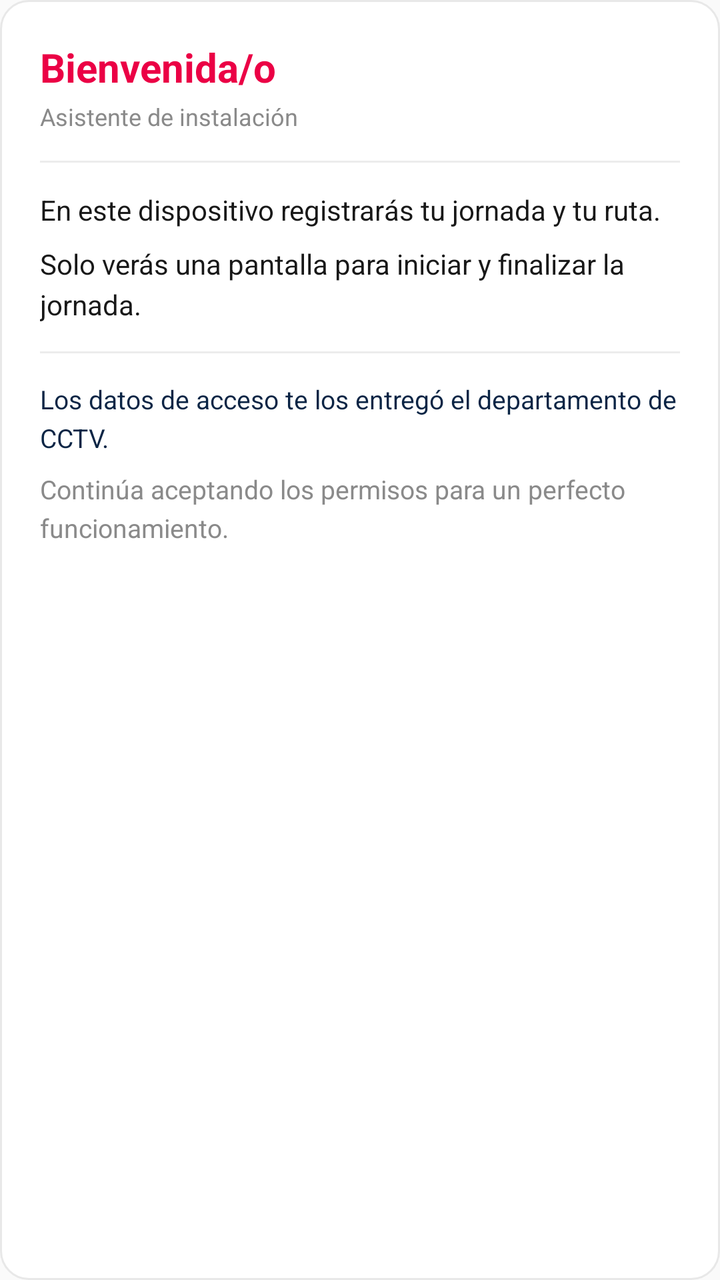
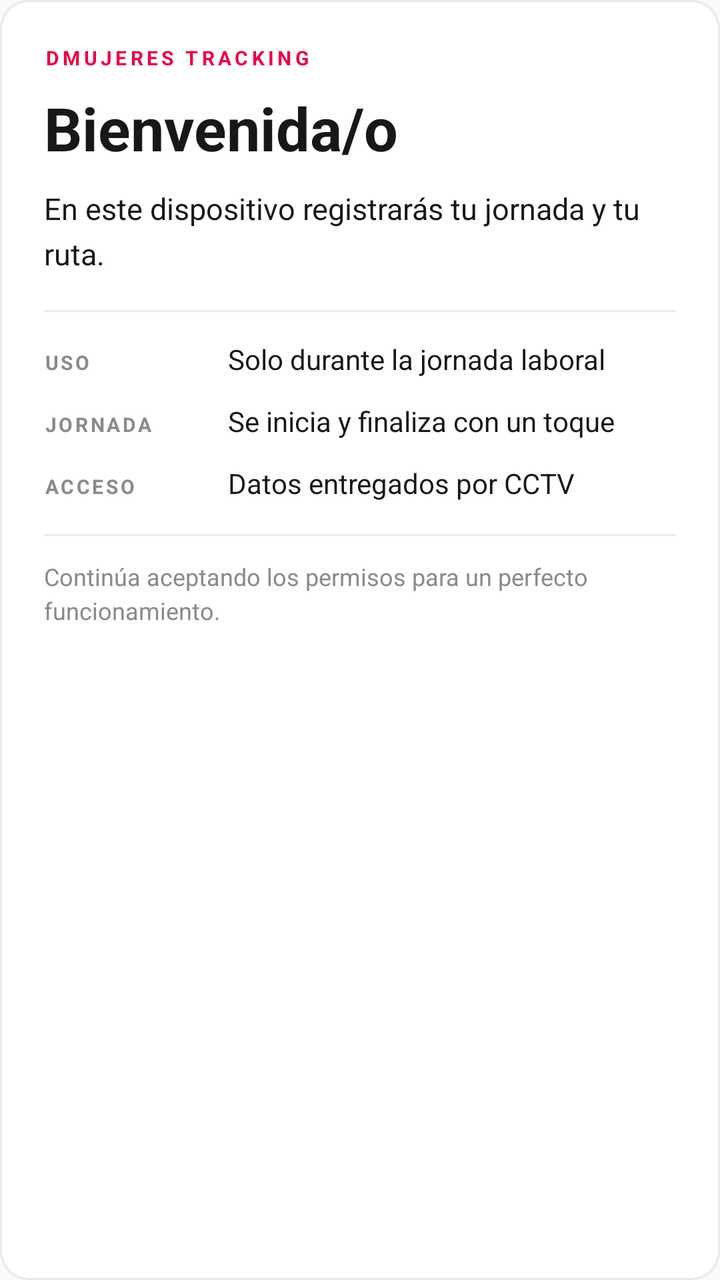

Two renders of the same Android screen: before a commit and after it. Below are the layout's source before the change and the commit's diff.
<!-- AndroidManifest.xml: application theme AppTheme -->
<!-- res/layout/onboarding_step_welcome.xml -->
<?xml version="1.0" encoding="utf-8"?>
<LinearLayout xmlns:android="http://schemas.android.com/apk/res/android"
    android:layout_width="match_parent"
    android:layout_height="wrap_content"
    android:background="@drawable/bg_card"
    android:orientation="vertical"
    android:padding="20dp">

    <TextView
        android:layout_width="wrap_content"
        android:layout_height="wrap_content"
        android:text="@string/welcome_title"
        android:textColor="@color/primary"
        android:textSize="20sp"
        android:textStyle="bold" />

    <TextView
        android:layout_width="wrap_content"
        android:layout_height="wrap_content"
        android:layout_marginTop="3dp"
        android:text="@string/welcome_subtitle"
        android:textColor="@color/muted"
        android:textSize="12sp" />

    <View
        android:layout_width="match_parent"
        android:layout_height="1dp"
        android:layout_marginTop="14dp"
        android:background="#ECECEC" />

    <TextView
        android:layout_width="match_parent"
        android:layout_height="wrap_content"
        android:layout_marginTop="14dp"
        android:lineSpacingExtra="4dp"
        android:text="@string/welcome_body"
        android:textColor="@color/ink"
        android:textSize="14sp" />

    <TextView
        android:layout_width="match_parent"
        android:layout_height="wrap_content"
        android:layout_marginTop="8dp"
        android:lineSpacingExtra="4dp"
        android:text="@string/welcome_body_pill"
        android:textColor="@color/ink"
        android:textSize="14sp" />

    <View
        android:layout_width="match_parent"
        android:layout_height="1dp"
        android:layout_marginTop="14dp"
        android:background="#ECECEC" />

    <TextView
        android:layout_width="match_parent"
        android:layout_height="wrap_content"
        android:layout_marginTop="14dp"
        android:lineSpacingExtra="4dp"
        android:text="@string/welcome_body_cctv"
        android:textColor="@color/navy"
        android:textSize="13sp" />

    <TextView
        android:layout_width="match_parent"
        android:layout_height="wrap_content"
        android:layout_marginTop="8dp"
        android:lineSpacingExtra="4dp"
        android:text="@string/welcome_body_perms"
        android:textColor="@color/muted"
        android:textSize="13sp" />

</LinearLayout>
<!-- resources referenced by this layout -->
<resources>
  <color name="ink">#181818</color>
  <color name="muted">#8A8A8A</color>
  <color name="navy">#0B2545</color>
  <color name="primary">#EB0045</color>
  <!-- drawable bg_card (drawable) -->
  <?xml version="1.0" encoding="utf-8"?>
  <shape xmlns:android="http://schemas.android.com/apk/res/android" android:shape="rectangle">
      <solid android:color="#FFFFFF" />
      <stroke android:width="1dp" android:color="#E8E8E8" />
      <corners android:radius="14dp" />
  </shape>
  <string name="welcome_body">En este dispositivo registrarás tu jornada y tu ruta.</string>
  <string name="welcome_body_cctv">Los datos de acceso te los entregó el departamento de CCTV.</string>
  <string name="welcome_body_perms">Continúa aceptando los permisos para un perfecto funcionamiento.</string>
  <string name="welcome_body_pill">Solo verás una pantalla para iniciar y finalizar la jornada.</string>
  <string name="welcome_subtitle">Asistente de instalación</string>
  <string name="welcome_title">Bienvenida/o</string>
  <style name="AppTheme" parent="Theme.AppCompat.Light.NoActionBar">
          <item name="colorPrimary">@color/primary</item>
          <item name="colorPrimaryDark">@color/primary_dark</item>
          <item name="colorAccent">@color/accent</item>
          <item name="android:windowOptOutEdgeToEdgeEnforcement">true</item>
      </style>
  <color name="primary_dark">#C4003B</color>
  <color name="accent">#FF1464</color>
</resources>

<!-- the commit's change to res/layout/onboarding_step_welcome.xml (unified diff, before → after) -->
@@ -4,70 +4,126 @@
     android:layout_height="wrap_content"
     android:background="@drawable/bg_card"
     android:orientation="vertical"
-    android:padding="20dp">
+    android:padding="22dp">
 
     <TextView
         android:layout_width="wrap_content"
         android:layout_height="wrap_content"
-        android:text="@string/welcome_title"
+        android:letterSpacing="0.18"
+        android:text="@string/welcome_overline"
         android:textColor="@color/primary"
-        android:textSize="20sp"
+        android:textSize="10sp"
         android:textStyle="bold" />
 
     <TextView
         android:layout_width="wrap_content"
         android:layout_height="wrap_content"
-        android:layout_marginTop="3dp"
-        android:text="@string/welcome_subtitle"
-        android:textColor="@color/muted"
-        android:textSize="12sp" />
+        android:layout_marginTop="8dp"
+        android:text="@string/welcome_title"
+        android:textColor="@color/ink"
+        android:textSize="30sp"
+        android:textStyle="bold" />
+
+    <TextView
+        android:layout_width="match_parent"
+        android:layout_height="wrap_content"
+        android:layout_marginTop="10dp"
+        android:lineSpacingExtra="5dp"
+        android:text="@string/welcome_body"
+        android:textColor="@color/ink"
+        android:textSize="15sp" />
 
     <View
         android:layout_width="match_parent"
         android:layout_height="1dp"
+        android:layout_marginTop="18dp"
+        android:background="#ECECEC" />
+
+    <LinearLayout
+        android:layout_width="match_parent"
+        android:layout_height="wrap_content"
         android:layout_marginTop="14dp"
+        android:orientation="horizontal">
+
+        <TextView
+            android:layout_width="92dp"
+            android:layout_height="wrap_content"
+            android:letterSpacing="0.12"
+            android:text="@string/welcome_use_label"
+            android:textColor="@color/muted"
+            android:textSize="10sp"
+            android:textStyle="bold" />
+
+        <TextView
+            android:layout_width="0dp"
+            android:layout_height="wrap_content"
+            android:layout_weight="1"
+            android:text="@string/welcome_use_value"
+            android:textColor="@color/ink"
+            android:textSize="14sp" />
+    </LinearLayout>
+
+    <LinearLayout
+        android:layout_width="match_parent"
+        android:layout_height="wrap_content"
+        android:layout_marginTop="12dp"
+        android:orientation="horizontal">
+
+        <TextView
+            android:layout_width="92dp"
+            android:layout_height="wrap_content"
+            android:letterSpacing="0.12"
+            android:text="@string/welcome_journey_label"
+            android:textColor="@color/muted"
+            android:textSize="10sp"
+            android:textStyle="bold" />
+
+        <TextView
+            android:layout_width="0dp"
+            android:layout_height="wrap_content"
+            android:layout_weight="1"
+            android:text="@string/welcome_journey_value"
+            android:textColor="@color/ink"
+            android:textSize="14sp" />
+    </LinearLayout>
+
+    <LinearLayout
+        android:layout_width="match_parent"
+        android:layout_height="wrap_content"
+        android:layout_marginTop="12dp"
+        android:orientation="horizontal">
+
+        <TextView
+            android:layout_width="92dp"
+            android:layout_height="wrap_content"
+            android:letterSpacing="0.12"
+            android:text="@string/welcome_access_label"
+            android:textColor="@color/muted"
+            android:textSize="10sp"
+            android:textStyle="bold" />
+
+        <TextView
+            android:layout_width="0dp"
+            android:layout_height="wrap_content"
+            android:layout_weight="1"
+            android:text="@string/welcome_access_value"
+            android:textColor="@color/ink"
+            android:textSize="14sp" />
+    </LinearLayout>
+
+    <View
+        android:layout_width="match_parent"
+        android:layout_height="1dp"
+        android:layout_marginTop="16dp"
         android:background="#ECECEC" />
 
     <TextView
         android:layout_width="match_parent"
         android:layout_height="wrap_content"
-        android:layout_marginTop="14dp"
-        android:lineSpacingExtra="4dp"
-        android:text="@string/welcome_body"
-        android:textColor="@color/ink"
-        android:textSize="14sp" />
-
-    <TextView
-        android:layout_width="match_parent"
-        android:layout_height="wrap_content"
-        android:layout_marginTop="8dp"
-        android:lineSpacingExtra="4dp"
-        android:text="@string/welcome_body_pill"
-        android:textColor="@color/ink"
-        android:textSize="14sp" />
-
-    <View
-        android:layout_width="match_parent"
-        android:layout_height="1dp"
-        android:layout_marginTop="14dp"
-        android:background="#ECECEC" />
-
-    <TextView
-        android:layout_width="match_parent"
-        android:layout_height="wrap_content"
-        android:layout_marginTop="14dp"
-        android:lineSpacingExtra="4dp"
-        android:text="@string/welcome_body_cctv"
-        android:textColor="@color/navy"
-        android:textSize="13sp" />
-
-    <TextView
-        android:layout_width="match_parent"
-        android:layout_height="wrap_content"
-        android:layout_marginTop="8dp"
-        android:lineSpacingExtra="4dp"
+        android:layout_marginTop="12dp"
+        android:lineSpacingExtra="3dp"
         android:text="@string/welcome_body_perms"
         android:textColor="@color/muted"
-        android:textSize="13sp" />
+        android:textSize="12sp" />
 
 </LinearLayout>
<!-- resource entries referenced after the edit -->
@@ -2,7 +2,6 @@
 <resources>
   <color name="ink">#181818</color>
   <color name="muted">#8A8A8A</color>
-  <color name="navy">#0B2545</color>
   <color name="primary">#EB0045</color>
   <!-- drawable bg_card (drawable) -->
   <?xml version="1.0" encoding="utf-8"?>
@@ -11,12 +10,16 @@
       <stroke android:width="1dp" android:color="#E8E8E8" />
       <corners android:radius="14dp" />
   </shape>
+  <string name="welcome_access_label">ACCESO</string>
+  <string name="welcome_access_value">Datos entregados por CCTV</string>
   <string name="welcome_body">En este dispositivo registrarás tu jornada y tu ruta.</string>
-  <string name="welcome_body_cctv">Los datos de acceso te los entregó el departamento de CCTV.</string>
   <string name="welcome_body_perms">Continúa aceptando los permisos para un perfecto funcionamiento.</string>
-  <string name="welcome_body_pill">Solo verás una pantalla para iniciar y finalizar la jornada.</string>
-  <string name="welcome_subtitle">Asistente de instalación</string>
+  <string name="welcome_journey_label">JORNADA</string>
+  <string name="welcome_journey_value">Se inicia y finaliza con un toque</string>
+  <string name="welcome_overline">DMUJERES TRACKING</string>
   <string name="welcome_title">Bienvenida/o</string>
+  <string name="welcome_use_label">USO</string>
+  <string name="welcome_use_value">Solo durante la jornada laboral</string>
   <style name="AppTheme" parent="Theme.AppCompat.Light.NoActionBar">
           <item name="colorPrimary">@color/primary</item>
           <item name="colorPrimaryDark">@color/primary_dark</item>
